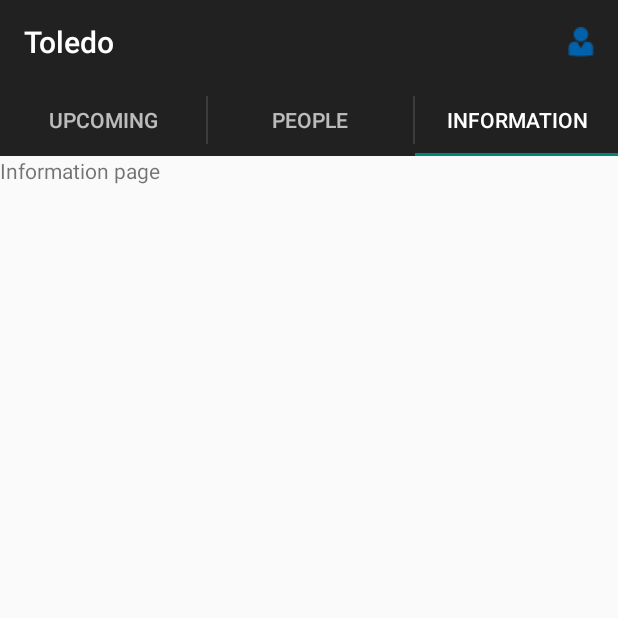
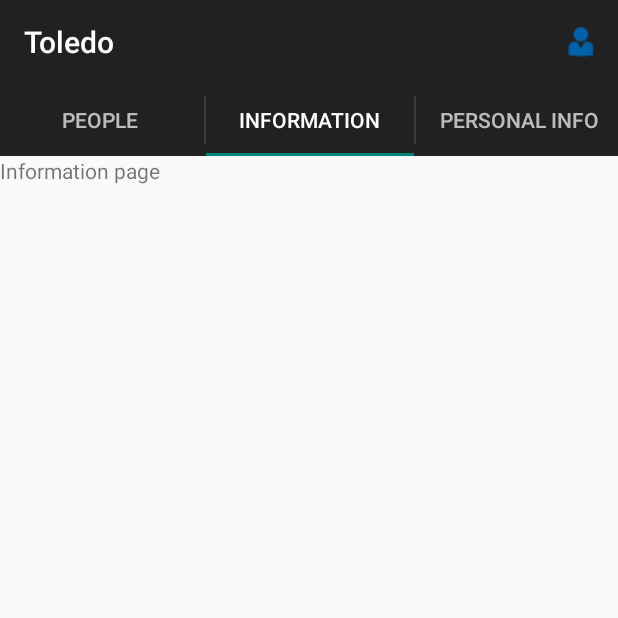
Before and after one commit to larsostling/travelway8, an Android app: the screen it shows after launch (MainActivity), tab 3 chosen, on a phone screen of 412 x 824 dp, the top half of it. Run offline under Robolectric (Android 15) with nearby library versions, the phone set to English and light mode, and no system bars; pictures from the network do not load; 4 statements that could not run were skipped.

Commit message:
Added webview as a tab

```diff
--- a/android-client/TravelwayAdmin/app/src/main/java/app/travelway/jayway/com/travelwayadmin/MainActivity.java
+++ b/android-client/TravelwayAdmin/app/src/main/java/app/travelway/jayway/com/travelwayadmin/MainActivity.java
@@ -19,7 +19,7 @@ public class MainActivity extends ActionBarActivity implements
     private TabsPagerAdapter mAdapter;
     private ActionBar actionBar;
     // Tab titles
-    private String[] tabs = { "Upcoming", "People", "Information" };
+    private String[] tabs = { "Upcoming", "People", "Information", "Personal Info"};
 
     @Override
     protected void onCreate(Bundle savedInstanceState) {
--- a/android-client/TravelwayAdmin/app/src/main/java/app/travelway/jayway/com/travelwayadmin/TabsPagerAdapter.java
+++ b/android-client/TravelwayAdmin/app/src/main/java/app/travelway/jayway/com/travelwayadmin/TabsPagerAdapter.java
@@ -26,6 +26,9 @@ public class TabsPagerAdapter extends FragmentPagerAdapter {
             case 2:
                 // Movies fragment activity
                 return new InformationFragment();
+            case 3:
+                // Movies fragment activity
+                return new WebFragment();
         }
 
         return null;
@@ -34,7 +37,7 @@ public class TabsPagerAdapter extends FragmentPagerAdapter {
     @Override
     public int getCount() {
         // get item count - equal to number of tabs
-        return 3;
+        return 4;
     }
 
 }
--- /dev/null
+++ b/android-client/TravelwayAdmin/app/src/main/java/app/travelway/jayway/com/travelwayadmin/WebFragment.java
@@ -0,0 +1,27 @@
+package app.travelway.jayway.com.travelwayadmin;
+
+import android.os.Bundle;
+import android.support.v4.app.Fragment;
+import android.view.LayoutInflater;
+import android.view.View;
+import android.view.ViewGroup;
+import android.webkit.WebView;
+
+/**
+ * Created by mattias on 2015-10-02.
+ */
+public class WebFragment extends Fragment {
+
+    @Override
+    public View onCreateView(LayoutInflater inflater, ViewGroup container,
+                             Bundle savedInstanceState) {
+
+        View rootView = inflater.inflate(R.layout.fragment_web, container, false);
+
+        WebView webView = (WebView) rootView.findViewById(R.id.webView);
+        webView.loadUrl("http://52.29.24.118/#/register/nils.nilsson@travelway.com");
+
+
+        return rootView;
+    }
+}
```
Also changed, not shown: android-client/TravelwayAdmin/app/src/main/res/layout/fragment_web.xml (added, +12 -0 lines).
